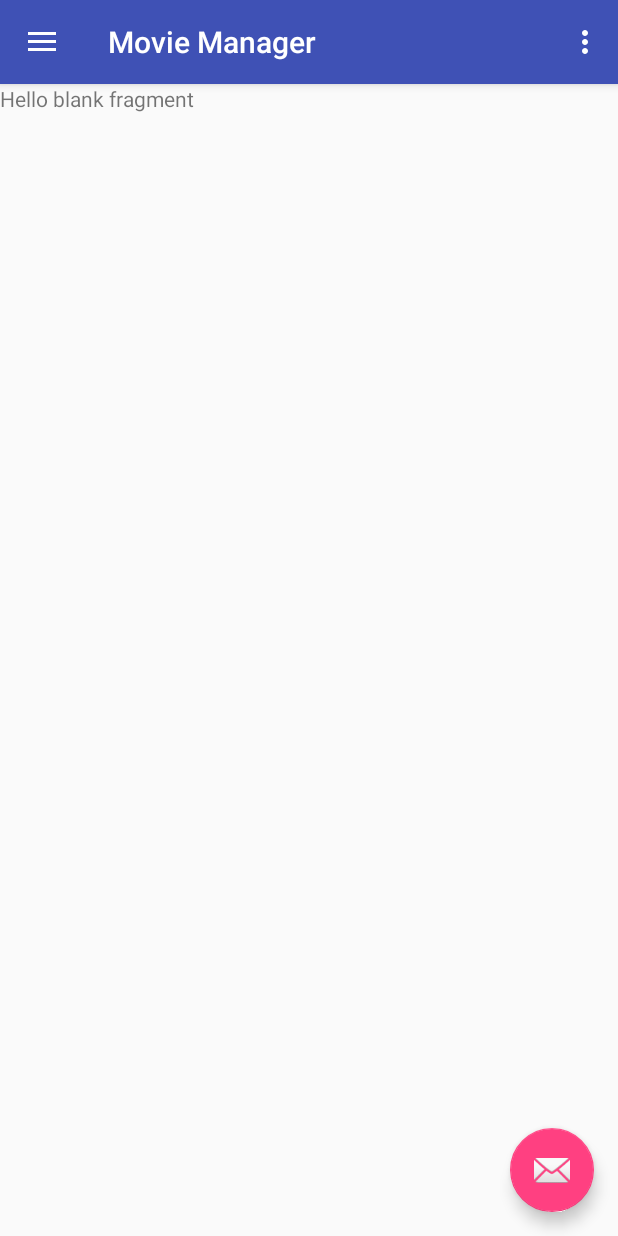
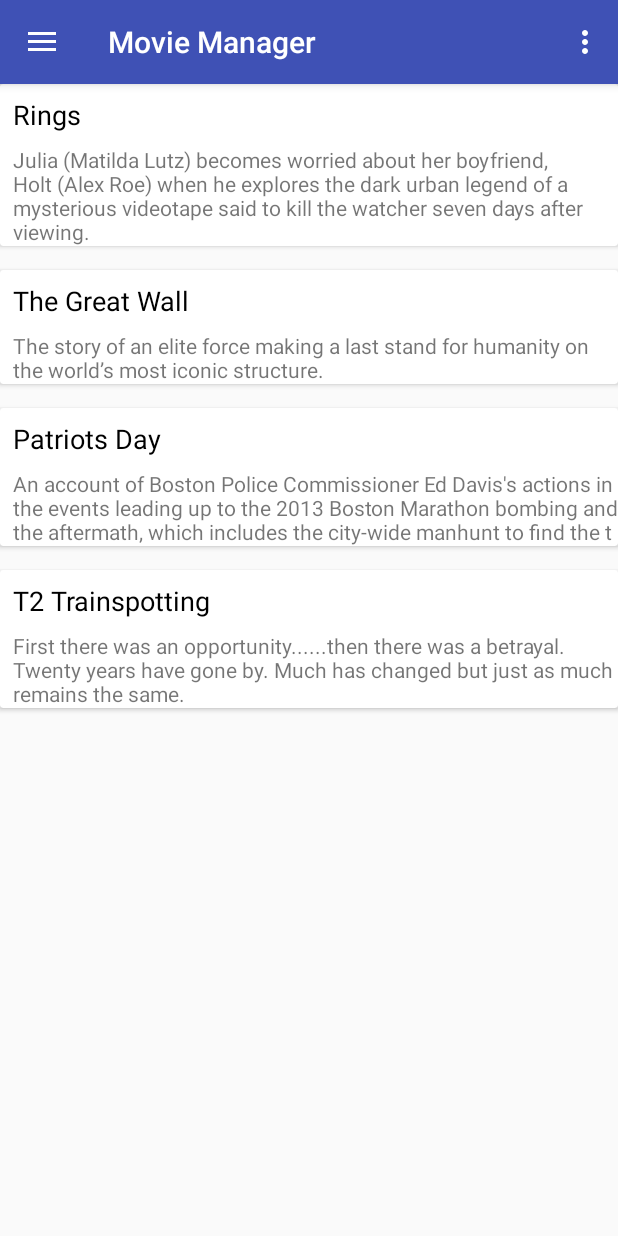
Before and after one commit to yalain03/MovieManager, an Android app: the screen it shows after launch (MainActivity), in the side drawer, after a tap on "Upcoming", on a phone screen of 412 x 824 dp. Run offline under Robolectric (Android 15) with nearby library versions, the phone set to English and light mode, and no system bars; our stand-ins replace ButterKnife, Picasso; pictures from the network do not load.

```diff
--- a/app/build.gradle
+++ b/app/build.gradle
@@ -31,4 +31,5 @@ dependencies {
     annotationProcessor 'com.jakewharton:butterknife-compiler:8.8.1'
     implementation 'com.android.support:recyclerview-v7:28.0.0-alpha1'
     implementation 'com.android.support:cardview-v7:28.0.0-alpha1'
+    compile 'com.squareup.picasso:picasso:2.5.2'
 }
--- a/app/src/main/java/com/example/yves/moviemanager/activities/MainActivity.java
+++ b/app/src/main/java/com/example/yves/moviemanager/activities/MainActivity.java
@@ -28,15 +28,6 @@ public class MainActivity extends AppCompatActivity
         setContentView(R.layout.activity_main);
         Toolbar toolbar = (Toolbar) findViewById(R.id.toolbar);
         setSupportActionBar(toolbar);
-
-        FloatingActionButton fab = (FloatingActionButton) findViewById(R.id.fab);
-        fab.setOnClickListener(new View.OnClickListener() {
-            @Override
-            public void onClick(View view) {
-                Snackbar.make(view, "Replace with your own action", Snackbar.LENGTH_LONG)
-                        .setAction("Action", null).show();
-            }
-        });
 
         DrawerLayout drawer = (DrawerLayout) findViewById(R.id.drawer_layout);
         ActionBarDrawerToggle toggle = new ActionBarDrawerToggle(
--- /dev/null
+++ b/app/src/main/java/com/example/yves/moviemanager/adapters/MovieRecyclerViewAdapter.java
@@ -0,0 +1,77 @@
+package com.example.yves.moviemanager.adapters;
+
+import android.content.Context;
+import android.net.Uri;
+import android.support.annotation.NonNull;
+import android.support.v7.widget.CardView;
+import android.support.v7.widget.RecyclerView;
+import android.view.LayoutInflater;
+import android.view.View;
+import android.view.ViewGroup;
+import android.widget.ImageView;
+import android.widget.TextView;
+
+import butterknife.BindView;
+import butterknife.ButterKnife;
+
+import com.example.yves.moviemanager.R;
+import com.example.yves.moviemanager.models.Movie;
+import com.squareup.picasso.Picasso;
+
+import java.util.List;
+
+public class MovieRecyclerViewAdapter extends RecyclerView.Adapter<MovieRecyclerViewAdapter.ViewHolder> {
+
+    List<Movie> movies;
+    Context context;
+
+    public MovieRecyclerViewAdapter(Context context, List<Movie> movies) {
+        this.movies = movies;
+        this.context = context;
+    }
+
+    @Override
+    public ViewHolder onCreateViewHolder(ViewGroup parent, int i) {
+
+        View v = LayoutInflater.from(parent.getContext()).inflate(R.layout.item_movie, parent, false);
+
+        return new ViewHolder(v);
+    }
+
+    private Context getContext() {
+        return context;
+    }
+
+    @Override
+    public void onBindViewHolder(ViewHolder holder, int position) {
+        Movie movie = movies.get(position);
+
+        holder.tvTitle.setText(movie.getTitle());
+        holder.tvOverview.setText(movie.getOverview());
+
+        Picasso.with(getContext())
+                .load(movie.getPosterPath())
+                .into(holder.ivMovieImage);
+    }
+
+    @Override
+    public int getItemCount() {
+        return movies.size();
+    }
+
+    public class ViewHolder extends RecyclerView.ViewHolder {
+        @BindView(R.id.ivMovieImage)
+        ImageView ivMovieImage;
+        @BindView(R.id.tvTitle)
+        TextView tvTitle;
+        @BindView(R.id.tvOverview)
+        TextView tvOverview;
+        @BindView(R.id.cvMovie)
+        CardView cvMovie;
+
+        ViewHolder(View view) {
+            super(view);
+            ButterKnife.bind(this, view);
+        }
+    }
+}
--- a/app/src/main/java/com/example/yves/moviemanager/fragments/NowPlayingFragment.java
+++ b/app/src/main/java/com/example/yves/moviemanager/fragments/NowPlayingFragment.java
@@ -3,17 +3,31 @@ package com.example.yves.moviemanager.fragments;
 
 import android.os.Bundle;
 import android.support.v4.app.Fragment;
+import android.support.v7.widget.LinearLayoutManager;
+import android.support.v7.widget.RecyclerView;
 import android.view.LayoutInflater;
 import android.view.View;
 import android.view.ViewGroup;
 
 import com.example.yves.moviemanager.R;
+import com.example.yves.moviemanager.adapters.MovieRecyclerViewAdapter;
+import com.example.yves.moviemanager.models.Movie;
+
+import java.util.ArrayList;
+import java.util.List;
+
+import butterknife.BindView;
+import butterknife.ButterKnife;
 
 /**
  * A simple {@link Fragment} subclass.
  */
 public class NowPlayingFragment extends Fragment {
 
+    @BindView(R.id.rvMovies)
+    RecyclerView rvMovies;
+
+    private List<Movie> movies;
 
     public NowPlayingFragment() {
         // Required empty public constructor
@@ -24,7 +38,32 @@ public class NowPlayingFragment extends Fragment {
     public View onCreateView(LayoutInflater inflater, ViewGroup container,
                              Bundle savedInstanceState) {
         // Inflate the layout for this fragment
-        return inflater.inflate(R.layout.fragment_now_playing, container, false);
+
+        View view = inflater.inflate(R.layout.fragment_now_playing, container, false);
+        ButterKnife.bind(this, view);
+
+        initializeData();
+
+        LinearLayoutManager llm = new LinearLayoutManager(getContext());
+
+        rvMovies.setHasFixedSize(true);
+        rvMovies.setLayoutManager(llm);
+
+        MovieRecyclerViewAdapter adapter = new MovieRecyclerViewAdapter(getContext(), movies);
+        rvMovies.setAdapter(adapter);
+
+        return view;
+    }
+
+    private void initializeData() {
+
+        movies = new ArrayList<>();
+        movies.add(new Movie("277834", "Moana", "In Ancient Polynesia, when a terrible curse incurred by Maui reaches an impetuous Chieftain's daughter's island, she answers the Ocean's call to seek out the demigod to set things right.", 6.5f, 854, "/z4x0Bp48ar3Mda8KiPD1vwSY3D8.jpg", "/1qGzqGUd1pa05aqYXGSbLkiBlLB.jpg"));
+        movies.add(new Movie("121856", "Passengers", "A spacecraft traveling to a distant colony planet and transporting thousands of people has a malfunction in its sleep chambers. As a result, two passengers are awakened 90 years early.", 6.2f,  745, "/5gJkVIVU7FDp7AfRAbPSvvdbre2.jpg", "/5EW4TR3fWEqpKsWysNcBMtz9Sgp.jpg"));
+        movies.add(new Movie("330459", "Assassin's Creed", "Lynch discovers he is a descendant of the secret Assassins society through unlocked genetic memories that allow him to relive the adventures of his ancestor, Aguilar, in 15th Century Spain. After gaining incredible knowledge and skills he’s poised to take on the oppressive Knights Templar in the present day.", 5.3f, 691, "/tIKFBxBZhSXpIITiiB5Ws8VGXjt.jpg", "/5EW4TR3fWEqpKsWysNcBMtz9Sgp.jpg"));
+        movies.add(new Movie("283366", "Rogue One: A Star Wars Story", "A rogue band of resistance fighters unite for a mission to steal the Death Star plans and bring a new hope to the galaxy.", 7.2f, 1802, "/qjiskwlV1qQzRCjpV0cL9pEMF9a.jpg", "/tZjVVIYXACV4IIIhXeIM59ytqwS.jpg"));
+        movies.add(new Movie("313369", "La La Land", "Mia, an aspiring actress, serves lattes to movie stars in between auditions and Sebastian, a jazz musician, scrapes by playing cocktail party gigs in dingy bars, but as success mounts they are faced with decisions that begin to fray the fragile fabric of their love affair, and the dreams they worked so hard to maintain in each other threaten to rip them apart.", 8, 396, "/ylXCdC106IKiarftHkcacasaAcb.jpg", "/nadTlnTE6DdgmYsN4iWc2a2wiaI.jpg"));
+
     }
 
 }
--- a/app/src/main/java/com/example/yves/moviemanager/fragments/UpcomingFragment.java
+++ b/app/src/main/java/com/example/yves/moviemanager/fragments/UpcomingFragment.java
@@ -3,17 +3,31 @@ package com.example.yves.moviemanager.fragments;
 
 import android.os.Bundle;
 import android.support.v4.app.Fragment;
+import android.support.v7.widget.LinearLayoutManager;
+import android.support.v7.widget.RecyclerView;
 import android.view.LayoutInflater;
 import android.view.View;
 import android.view.ViewGroup;
 
 import com.example.yves.moviemanager.R;
+import com.example.yves.moviemanager.adapters.MovieRecyclerViewAdapter;
+import com.example.yves.moviemanager.models.Movie;
+
+import java.util.ArrayList;
+import java.util.List;
+
+import butterknife.BindView;
+import butterknife.ButterKnife;
 
 /**
  * A simple {@link Fragment} subclass.
  */
 public class UpcomingFragment extends Fragment {
 
+    List<Movie> movies;
+
+    @BindView(R.id.rvMovies)
+    RecyclerView rvMovies;
 
     public UpcomingFragment() {
         // Required empty public constructor
@@ -24,7 +38,30 @@ public class UpcomingFragment extends Fragment {
     public View onCreateView(LayoutInflater inflater, ViewGroup container,
                              Bundle savedInstanceState) {
         // Inflate the layout for this fragment
-        return inflater.inflate(R.layout.fragment_upcoming, container, false);
+
+        View view = inflater.inflate(R.layout.fragment_upcoming, container, false);
+        ButterKnife.bind(this, view);
+
+        initializeData();
+
+        LinearLayoutManager llm = new LinearLayoutManager(getContext());
+
+        rvMovies.setHasFixedSize(true);
+        rvMovies.setLayoutManager(llm);
+
+        MovieRecyclerViewAdapter adapter = new MovieRecyclerViewAdapter(getContext(), movies);
+        rvMovies.setAdapter(adapter);
+
+        return view;
+    }
+
+    private void initializeData() {
+        movies = new ArrayList<>();
+        movies.add(new Movie("277834", "Rings", "Julia (Matilda Lutz) becomes worried about her boyfriend, Holt (Alex Roe) when he explores the dark urban legend of a mysterious videotape said to kill the watcher seven days after viewing. She sacrifices herself to save her boyfriend and in doing so makes a horrifying discovery: there is a \\\"movie within the movie\\\" that no one has ever seen before.", 0f, 0, "/uwNNLJULvTQfgc3PBZAY92EOJQO.jpg", "/91WPDonXsxRzi7AcfedKM3p3NFU.jpg"));
+        movies.add(new Movie("121856", "The Great Wall", "The story of an elite force making a last stand for humanity on the world’s most iconic structure.", 0f,  0, "/hm0Z5tpRlSzPO97U5e2Q32Y0Xrb.jpg", "/yESCAoZkaxZ2AMiHojl9jYYd9zD.jpg"));
+        movies.add(new Movie("330459", "Patriots Day", "An account of Boston Police Commissioner Ed Davis's actions in the events leading up to the 2013 Boston Marathon bombing and the aftermath, which includes the city-wide manhunt to find the terrorists behind it.", 0f, 0, "/gd4SDPZIdVRAxUolQ9ZCNXTkQUq.jpg", "/tiBL4PeaCPKGBz3qO4dJP2KzKop.jpg"));
+        movies.add(new Movie("283366", "T2 Trainspotting", "First there was an opportunity......then there was a betrayal. Twenty years have gone by. Much has changed but just as much remains the same. ", 0f, 0, "/A84pxL5z86KbV9u8GAK2mVOoXK.jpg", "/dxJynNxoG6jRttYPoXOGx7OWJvq.jpg"));
+
     }
 
 }
--- /dev/null
+++ b/app/src/main/java/com/example/yves/moviemanager/models/Movie.java
@@ -0,0 +1,80 @@
+package com.example.yves.moviemanager.models;
+
+public class Movie {
+
+    String id;
+    String title;
+    String overview;
+    float voteAverage;
+    float voteCount;
+    String posterPath;
+    String backdropPath;
+
+    public Movie(String id, String title, String overview, float voteAverage,
+                 float voteCount, String posterPath, String backdropPath) {
+        this.id = id;
+        this.title = title;
+        this.overview = overview;
+        this.voteAverage = voteAverage;
+        this.voteCount = voteCount;
+        this.posterPath = posterPath;
+        this.backdropPath = backdropPath;
+    }
+
+    public String getId() {
+        return id;
+    }
+
+    public void setId(String id) {
+        this.id = id;
+    }
+
+    public String getTitle() {
+        return title;
+    }
+
+    public void setTitle(String title) {
+        this.title = title;
+    }
+
+    public String getOverview() {
+        return overview;
+    }
+
+    public void setOverview(String overview) {
+        this.overview = overview;
+    }
+
+    public float getVoteAverage() {
+        return voteAverage;
+    }
+
+    public void setVoteAverage(float voteAverage) {
+        this.voteAverage = voteAverage;
+    }
+
+    public float getVoteCount() {
+        return voteCount;
+    }
+
+    public void setVoteCount(float voteCount) {
+        this.voteCount = voteCount;
+    }
+
+    public String getPosterPath() {
+        return String.format("https://image.tmdb.org/t/p/w342%s", posterPath);
+    }
+
+    public void setPosterPath(String posterPath) {
+        this.posterPath = posterPath;
+    }
+
+    public String getBackdropPath() {
+        return backdropPath;
+    }
+
+    public void setBackdropPath(String backdropPath) {
+        this.backdropPath = backdropPath;
+    }
+
+}
--- a/app/src/main/res/layout/app_bar_main.xml
+++ b/app/src/main/res/layout/app_bar_main.xml
@@ -22,12 +22,5 @@
 
     <include layout="@layout/content_main" />
 
-    <android.support.design.widget.FloatingActionButton
-        android:id="@+id/fab"
-        android:layout_width="wrap_content"
-        android:layout_height="wrap_content"
-        android:layout_gravity="bottom|end"
-        android:layout_margin="@dimen/fab_margin"
-        app:srcCompat="@android:drawable/ic_dialog_email" />
 
 </android.support.design.widget.CoordinatorLayout>
--- a/app/src/main/res/layout/fragment_upcoming.xml
+++ b/app/src/main/res/layout/fragment_upcoming.xml
@@ -5,10 +5,8 @@
     android:layout_height="match_parent"
     tools:context=".fragments.UpcomingFragment">
 
-    <!-- TODO: Update blank fragment layout -->
-    <TextView
+    <android.support.v7.widget.RecyclerView
+        android:id="@+id/rvMovies"
         android:layout_width="match_parent"
-        android:layout_height="match_parent"
-        android:text="@string/hello_blank_fragment" />
-
+        android:layout_height="match_parent"></android.support.v7.widget.RecyclerView>
 </FrameLayout>
```
